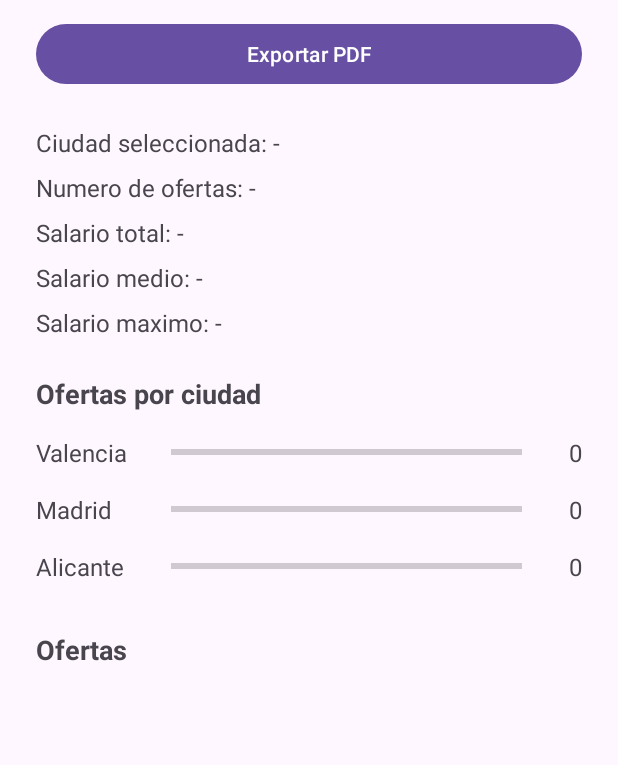
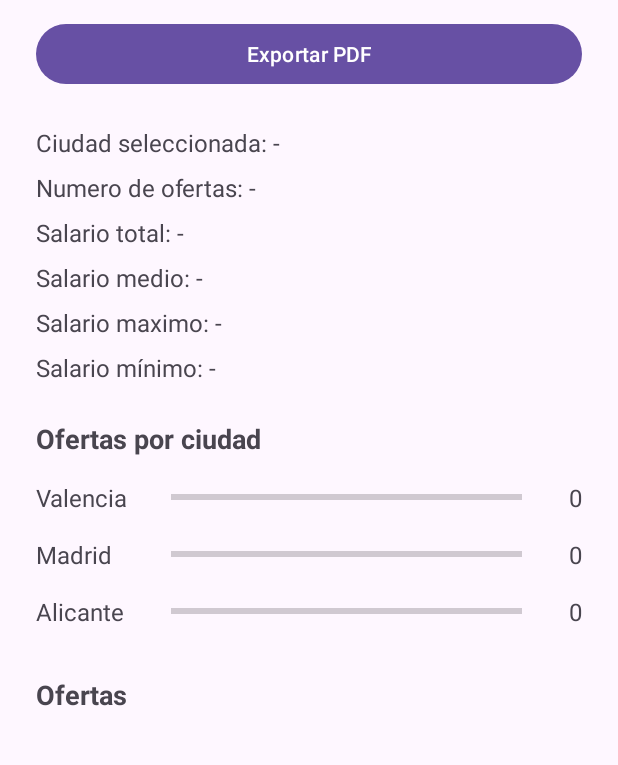
Before and after one commit to Lyder05/Informes, an Android app: the screen it shows after launch (MainActivity), on a phone screen of 412 x 824 dp, the part 318-1083 px from its top. Run offline under Robolectric (Android 15) with nearby library versions, the phone set to English and light mode, and no system bars.

Commit message:
primera mejora personal añadida, salario minimo

```diff
--- a/GenerarInformes/app/src/main/java/com/example/generarinformes/MainActivity.kt
+++ b/GenerarInformes/app/src/main/java/com/example/generarinformes/MainActivity.kt
@@ -32,6 +32,8 @@ class MainActivity : AppCompatActivity() {
     private lateinit var txtSalarioMedio: TextView
     private lateinit var txtSalarioMaximo: TextView
 
+    private lateinit var txtSalarioMinimo: TextView
+
     private lateinit var pbValencia: ProgressBar
     private lateinit var pbMadrid: ProgressBar
     private lateinit var pbAlicante: ProgressBar
@@ -59,6 +61,7 @@ class MainActivity : AppCompatActivity() {
         txtSalarioTotal = findViewById(R.id.txtSalarioTotal)
         txtSalarioMedio = findViewById(R.id.txtSalarioMedio)
         txtSalarioMaximo = findViewById(R.id.txtSalarioMaximo)
+        txtSalarioMinimo = findViewById(R.id.txtSalarioMinimo)
 
         pbValencia = findViewById(R.id.pbValencia)
         pbMadrid = findViewById(R.id.pbMadrid)
@@ -174,11 +177,16 @@ class MainActivity : AppCompatActivity() {
             it.salario
         } ?: 0
 
+        val salarioMinimo = ofertasFiltradas.minOfOrNull {
+            it.salario
+        } ?: 0
+
         txtCiudadSeleccionada.text = "Ciudad seleccionada: $ciudad"
         txtNumeroOfertas.text = "Número de ofertas: $numeroOfertas"
         txtSalarioTotal.text = "Salario total: ${formatearSalario(salarioTotal)}"
         txtSalarioMedio.text = "Salario medio: ${formatearSalario(salarioMedio.toInt())}"
         txtSalarioMaximo.text = "Salario máximo: ${formatearSalario(salarioMaximo)}"
+        txtSalarioMinimo.text = "Salario mínimo: ${formatearSalario(salarioMinimo)}"
 
         mostrarGrafico(ofertasFiltradas)
 
--- a/GenerarInformes/app/src/main/res/layout/activity_main.xml
+++ b/GenerarInformes/app/src/main/res/layout/activity_main.xml
@@ -94,6 +94,14 @@
                 android:layout_height="wrap_content"
                 android:layout_marginTop="8dp"
                 android:text="Salario maximo: -"
+                android:textSize="16sp" />
+
+            <TextView
+                android:id="@+id/txtSalarioMinimo"
+                android:layout_width="match_parent"
+                android:layout_height="wrap_content"
+                android:layout_marginTop="8dp"
+                android:text="Salario mínimo: -"
                 android:textSize="16sp" />
 
             <TextView
```
